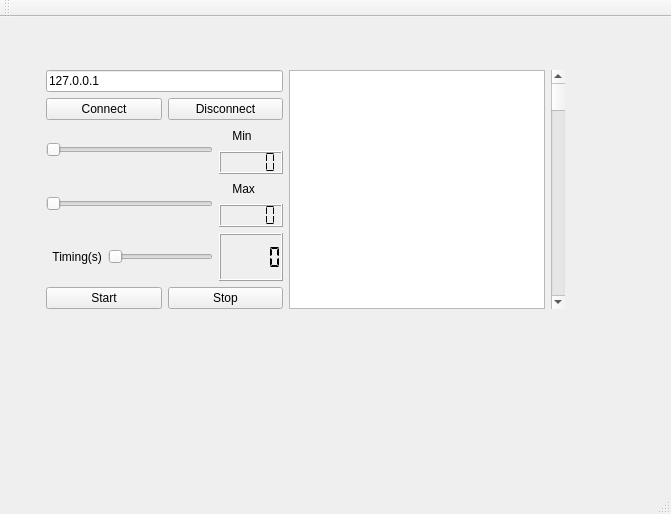
The window that QtTcpClientProducer/mainwindow.ui (douglassc1999/Qtsupervisory) describes before a commit, drawn with Qt 5.
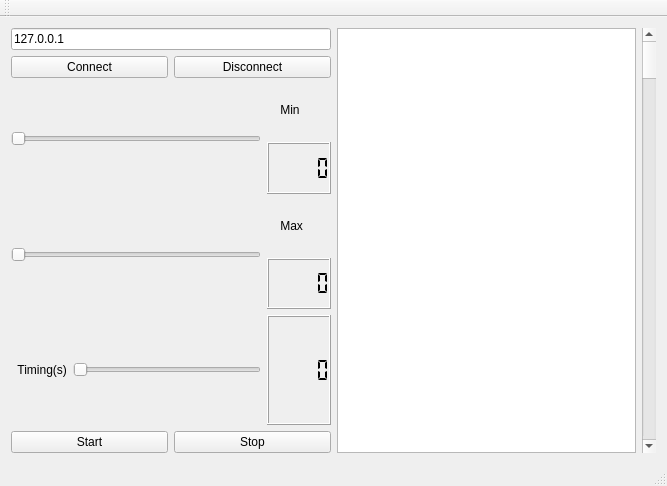
The same window after the commit.

```diff
--- a/QtTcpClientProducer/mainwindow.ui
+++ b/QtTcpClientProducer/mainwindow.ui
@@ -6,23 +6,16 @@
    <rect>
     <x>0</x>
     <y>0</y>
-    <width>671</width>
-    <height>514</height>
+    <width>667</width>
+    <height>486</height>
    </rect>
   </property>
   <property name="windowTitle">
    <string>MainWindow</string>
   </property>
   <widget class="QWidget" name="centralWidget">
-   <widget class="QWidget" name="layoutWidget">
-    <property name="geometry">
-     <rect>
-      <x>35</x>
-      <y>42</y>
-      <width>541</width>
-      <height>261</height>
-     </rect>
-    </property>
+   <layout class="QGridLayout" name="gridLayout">
+    <item row="0" column="0">
     <layout class="QHBoxLayout" name="horizontalLayout_8">
      <item>
       <layout class="QVBoxLayout" name="verticalLayout_4">
@@ -207,7 +200,8 @@
       </layout>
      </item>
     </layout>
-   </widget>
+    </item>
+   </layout>
   </widget>
   <widget class="QMenuBar" name="menuBar">
    <property name="geometry">
```
Left out of the diff: 2 changed lines with no effect on the pictures. Lines whose indentation alone changed are shown as unchanged.
